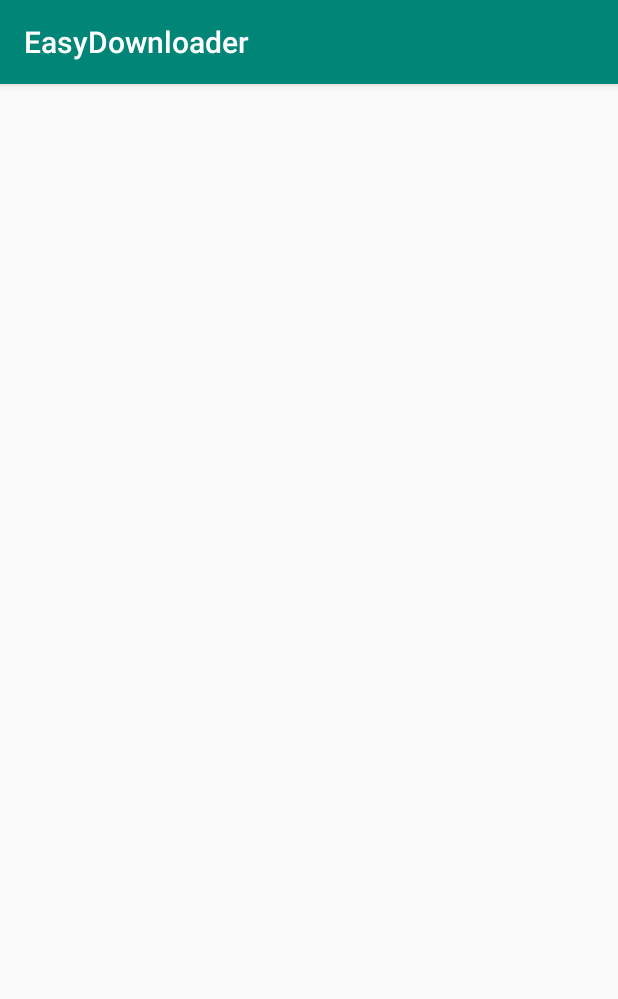
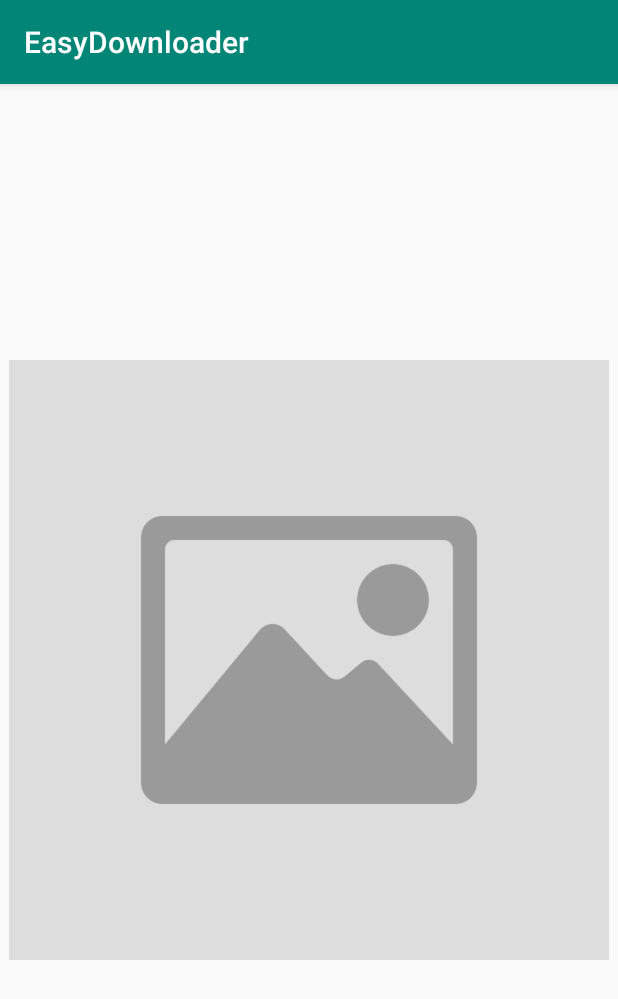
Before and after one commit to julkar-nain/easy-loader, an Android app: the screen it shows after launch (MainActivity), on a phone screen of 412 x 824 dp. Shown: the top 999 px of the screen. Run offline under Robolectric (Android 15) with nearby library versions, the phone set to English and light mode, and no system bars; network calls fail.

Commit message:
Add placeholder in image loader library

```diff
--- a/easyloader/src/main/java/com/nain/easyloader/builder/ImageBuilder.kt
+++ b/easyloader/src/main/java/com/nain/easyloader/builder/ImageBuilder.kt
@@ -1,5 +1,7 @@
 package com.nain.easyloader.builder
 
+import android.graphics.drawable.AdaptiveIconDrawable
+import android.graphics.drawable.Drawable
 import android.widget.ImageView
 import com.nain.easyloader.loader.ImageLoader
 
@@ -23,6 +25,11 @@ open class ImageBuilder{
         return this;
     }
 
+    open fun placeholder(imageResource: Int) : ImageBuilder{
+        imageLoader.placeHolder = imageResource
+        return this;
+    }
+
     open fun build(): ImageLoader{
         return imageLoader
     }
--- a/easyloader/src/main/java/com/nain/easyloader/loader/ImageLoader.kt
+++ b/easyloader/src/main/java/com/nain/easyloader/loader/ImageLoader.kt
@@ -3,6 +3,7 @@ package com.nain.easyloader.loader
 import android.app.Activity
 import android.graphics.Bitmap
 import android.graphics.BitmapFactory
+import android.graphics.drawable.Drawable
 import android.widget.ImageView
 import java.io.InputStream
 
@@ -12,13 +13,17 @@ import java.io.InputStream
  */
 open class ImageLoader : BaseLoader() {
     internal lateinit var imageView: ImageView
+    internal var placeHolder: Int = 0
 
     open fun show() {
+        val activity: Activity = imageView.context as Activity;
+        imageView.setImageDrawable(activity.getDrawable(placeHolder))
+
         download(object : DefaultDataHandler() {
             override fun onSuccess(data: InputStream) {
                 super.onSuccess(data)
                 val imageData: Bitmap = BitmapFactory.decodeStream(data)
-                val activity: Activity = imageView.context as Activity;
+
                 activity.runOnUiThread({ imageView.setImageBitmap(imageData) })
             }
         })
--- a/sample/src/main/java/com/nain/easyloader/MainActivity.kt
+++ b/sample/src/main/java/com/nain/easyloader/MainActivity.kt
@@ -10,11 +10,12 @@ class MainActivity : AppCompatActivity() {
         super.onCreate(savedInstanceState)
         setContentView(R.layout.activity_main)
 
-        val sampleImageUrl = "https://homepages.cae.wisc.edu/~ece533/images/baboon.png"
+        val sampleImageUrl = "https://images.unsplash.com/photo-1464550883968-cec281c19761?ixlib=rb-0.3.5&q=80&fm=jpg&crop=entropy&w=1080&fit=max&s=1881cd689e10e5dca28839e68678f432"
 
         EasyLoader
             .imageBuilder()
             .src(sampleImageUrl)
+            .placeholder(R.drawable.placeholder)
             .container(imageView)
             .build()
             .show()
--- a/sample/src/main/res/layout/activity_main.xml
+++ b/sample/src/main/res/layout/activity_main.xml
@@ -9,8 +9,8 @@
 
     <ImageView
             android:id="@+id/imageView"
-            android:layout_width="wrap_content"
-            android:layout_height="wrap_content"
+            android:layout_width="400dp"
+            android:layout_height="400dp"
             app:layout_constraintBottom_toBottomOf="parent"
             app:layout_constraintLeft_toLeftOf="parent"
             app:layout_constraintRight_toRightOf="parent"
```
Also changed, not shown: sample/src/main/res/drawable/placeholder.png (added).
